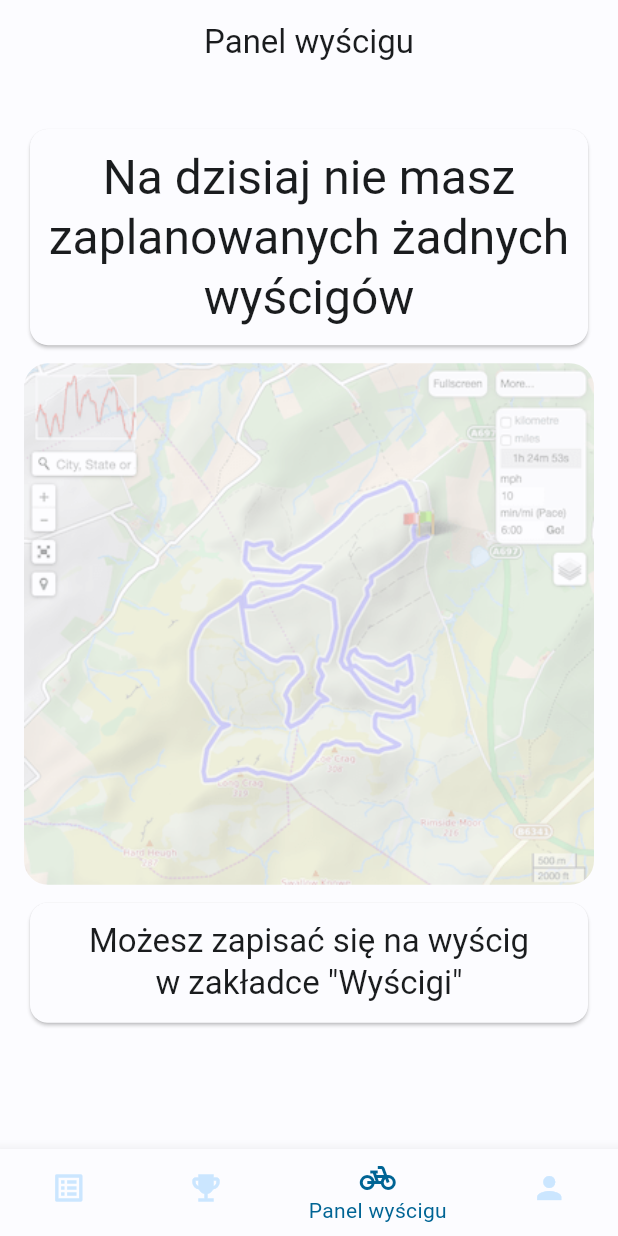
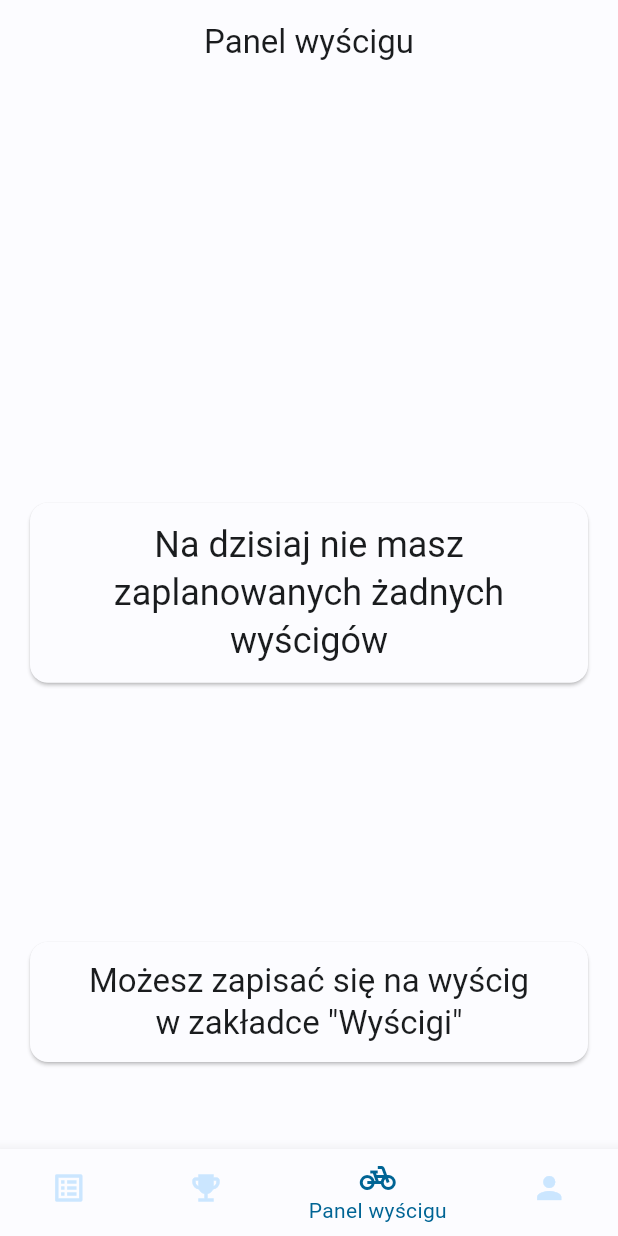
Before and after one commit to SNURTEL/sigmacats-mobile, a Flutter app: the RaceParticipation screen opened by its route, on a phone screen of 412 x 824 dp. Run offline on Flutter 3.47's test engine with Material 2 defaults, Android fonts, the phone set to English and light mode, and no system bars; network calls fail.

Commit message:
Changed 'no race today' screen

```diff
--- a/lib/RaceParticipation.dart
+++ b/lib/RaceParticipation.dart
@@ -118,10 +118,14 @@ class _RaceParticipationState extends State<RaceParticipation> {
   }
 
   Widget buildDefaultWidget() {
-    return Column(
-      mainAxisAlignment: MainAxisAlignment.center,
-      children: [
-        Column(
+    int nextRaceIndex = findNextRaceIndex();
+
+    // Display message if no race is found
+    return Container(
+      alignment: Alignment.bottomCenter, // Align the widget to the bottom center
+      height: MediaQuery.of(context).size.height - 3*AppBar().preferredSize.height,
+      child: Column(
+        mainAxisAlignment: MainAxisAlignment.end,
         children: [
           Container(
             width: double.infinity,
@@ -133,7 +137,31 @@ class _RaceParticipationState extends State<RaceParticipation> {
                   children: [
                     Text(
                       'Na dzisiaj nie masz zaplanowanych żadnych wyścigów',
-                        style: Theme.of(context).textTheme.headlineLarge,
+                      style: Theme.of(context).textTheme.headlineSmall,
+                      textAlign: TextAlign.center,
+                    ),
+                  ],
+                ),
+              ),
+            ),
+          ),
+          if (nextRaceIndex != -1)
+          // Display race details
+            Column(
+              mainAxisAlignment: MainAxisAlignment.end,
+              children: [
+                SizedBox(height: MediaQuery.of(context).size.height/8),
+                Container(
+                  width: double.infinity,
+                  child: Card(
+                    child: Padding(
+                      padding: const EdgeInsets.all(12.0),
+                      child: Column(
+                        crossAxisAlignment: CrossAxisAlignment.center,
+                        children: [
+                          Text(
+                            'Twój najbliższy wyścig:',
+                            style: Theme.of(context).textTheme.titleLarge,
                             textAlign: TextAlign.center,
                           ),
                         ],
@@ -142,20 +170,64 @@ class _RaceParticipationState extends State<RaceParticipation> {
                   ),
                 ),
                 SizedBox(height: 8.0),
-            ClipRRect(
-              borderRadius: BorderRadius.circular(16.0),
-              child: ColorFiltered(
-                colorFilter: ColorFilter.mode(
-                  Theme.of(context).colorScheme.surface.withOpacity(0.62),
-                  BlendMode.srcOver,
+                GestureDetector(
+                  onTap: () {
+                    Navigator.push(
+                      context,
+                      MaterialPageRoute(
+                        builder: (context) =>
+                            RaceDetails(itemList[nextRaceIndex].id),
+                      ),
+                    );
+                  },
+                  child: Card(
+                    margin: const EdgeInsets.all(5.0),
+                    child: Row(
+                      crossAxisAlignment: CrossAxisAlignment.start,
+                      children: [
+                        Container(
+                          height: 90.0,
+                          child: ClipRRect(
+                            borderRadius: BorderRadius.only(
+                              topLeft: Radius.circular(16.0),
+                              bottomLeft: Radius.circular(16.0),
                             ),
                             child: Image.asset(
                               'lib/sample_image.png',
-                  fit: BoxFit.fitWidth,
+                              fit: BoxFit.fitHeight,
                             ),
                           ),
                         ),
-            SizedBox(height: 8.0),
+                        SizedBox(width: 8.0),
+                        Expanded(
+                          child: ListTile(
+                            contentPadding: const EdgeInsets.all(10.0),
+                            title: Column(
+                              crossAxisAlignment: CrossAxisAlignment.start,
+                              children: [
+                                Text(
+                                  itemList[nextRaceIndex].name,
+                                  style: Theme.of(context).textTheme.titleLarge,
+                                ),
+                                SizedBox(height: 5.0),
+                                Text(
+                                  '${formatDateString(itemList[nextRaceIndex].timeStart)}',
+                                  style: Theme.of(context).textTheme.bodyMedium,
+                                ),
+                              ],
+                            ),
+                          ),
+                        ),
+                      ],
+                    ),
+                  ),
+                ),
+              ],
+            )
+          else
+            Column(
+              children: [
+                SizedBox(height: MediaQuery.of(context).size.height/5),
                 Container(
                   width: double.infinity,
                   child: Card(
@@ -176,10 +248,30 @@ class _RaceParticipationState extends State<RaceParticipation> {
                 ),
               ],
             ),
-        // Additional widgets for pending status if needed
         ],
+      ),
     );
   }
+
+
+  int findNextRaceIndex() {
+    DateTime today = DateTime.now();
+    int closestIndex = -1;
+    DateTime closestDate = today;
+
+    for (int i = 0; i < itemList.length; i++) {
+      DateTime startDate = DateTime.parse(itemList[i].timeStart);
+      if (itemList[i].userParticipating &&
+          startDate.isAfter(today) &&
+          (closestDate == today || startDate.isBefore(closestDate))) {
+        closestIndex = i;
+        closestDate = startDate;
+      }
+    }
+
+    return closestIndex;
+  }
+
 
   Widget buildTodayRaceWidget(Race race) {
     if (race.status == 'pending') {
```
Lines whose indentation alone changed are shown as unchanged.
